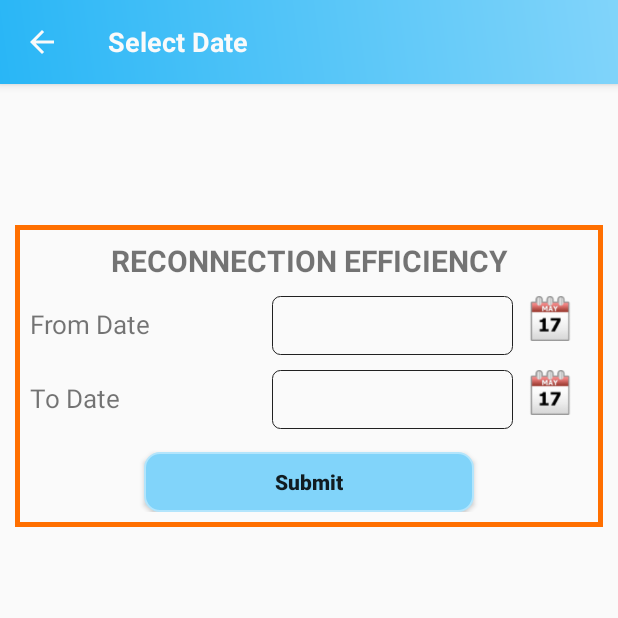
After one commit to sourav728/TRM_Discon_Recon, an Android app: the DateSelectActivity5 screen opened directly, with no data from a screen before it, on a phone screen of 412 x 824 dp, the top half of it. The commit adds this screen. Run offline under Robolectric (Android 15) with nearby library versions, the phone set to English and light mode, and no system bars; Roboto replaces fonts that are not available here.

Commit message:
Fragments converted to activities..

```diff
--- /dev/null
+++ b/Discon_Recon/src/main/java/com/example/tvd/trm_discon_recon/activities/DateSelectActivity5.java
@@ -0,0 +1,156 @@
+package com.example.tvd.trm_discon_recon.activities;
+
+import android.app.DatePickerDialog;
+import android.content.Intent;
+import android.content.SharedPreferences;
+import android.support.v7.app.AppCompatActivity;
+import android.os.Bundle;
+import android.support.v7.widget.Toolbar;
+import android.view.View;
+import android.widget.Button;
+import android.widget.DatePicker;
+import android.widget.ImageView;
+import android.widget.TextView;
+import android.widget.Toast;
+
+import com.example.tvd.trm_discon_recon.R;
+import com.example.tvd.trm_discon_recon.values.FunctionCall;
+
+import java.util.Calendar;
+import java.util.EventListener;
+
+public class DateSelectActivity5 extends AppCompatActivity {
+    TextView from_date, to_date;
+    String dd, date1, date2;
+    ImageView img_from, img_to;
+    TextView show_date1, show_date2;
+    private int day, month, year;
+    private Calendar mcalender;
+    Button report;
+    FunctionCall fcall;
+    private Toolbar toolbar;
+    TextView toolbar_text, header_text;
+    String click="";
+    @Override
+    protected void onCreate(Bundle savedInstanceState) {
+        super.onCreate(savedInstanceState);
+        setContentView(R.layout.activity_date_select5);
+
+        toolbar = (Toolbar) findViewById(R.id.my_toolbar);
+        toolbar_text = toolbar.findViewById(R.id.toolbar_title);
+        toolbar_text.setText("Select Date");
+        toolbar.setNavigationIcon(R.drawable.back);
+
+        toolbar.setNavigationOnClickListener(new View.OnClickListener() {
+            @Override
+            public void onClick(View v) {
+                finish();
+            }
+        });
+
+        from_date = (TextView) findViewById(R.id.txt_from_date);
+        to_date = (TextView)  findViewById(R.id.txt_to_dtae);
+        header_text = (TextView) findViewById(R.id.txt_header_text);
+
+        report = (Button) findViewById(R.id.btn_Report);
+        fcall = new FunctionCall();
+        img_from = (ImageView) findViewById(R.id.img_fromdate);
+        img_to = (ImageView) findViewById(R.id.img_todate);
+
+        SharedPreferences sharedPreferences = getSharedPreferences("MY_SHARED_PREF",MODE_PRIVATE);
+        click = sharedPreferences.getString("CLICK","");
+        if (click.equals("discon_efficiency"))
+            header_text.setText("DISCONNECTION EFFICIENCY");
+        else header_text.setText("RECONNECTION EFFICIENCY");
+
+            mcalender = Calendar.getInstance();
+        day = mcalender.get(Calendar.DAY_OF_MONTH);
+        year = mcalender.get(Calendar.YEAR);
+        month = mcalender.get(Calendar.MONTH);
+        img_from.setOnClickListener(new View.OnClickListener() {
+            @Override
+            public void onClick(View v) {
+                DateDialog1();
+            }
+        });
+        img_to.setOnClickListener(new View.OnClickListener() {
+            @Override
+            public void onClick(View v) {
+                DateDialog2();
+            }
+        });
+
+        report.setOnClickListener(new View.OnClickListener() {
+            @Override
+            public void onClick(View v) {
+                if (!from_date.getText().toString().equals(""))
+                {
+                    if (!to_date.getText().toString().equals(""))
+                    {
+                        if (click.equals("discon_efficiency"))
+                        {
+                            SavePreferences("DISCON_EFFICIENCY_FROM_DATE", date1);
+                            SavePreferences("DISCON_EFFICIENCY_TO_DATE", date2);
+                            Intent intent = new Intent(DateSelectActivity5.this, DisconnectionEfficiency.class);
+                            startActivity(intent);
+                        }
+                       else
+                        {
+                            SavePreferences("RECON_EFFICIENCY_FROM_DATE", date1);
+                            SavePreferences("RECON_EFFICIENCY_TO_DATE", date2);
+                            Intent intent = new Intent(DateSelectActivity5.this,ReconnectionEfficiency.class);
+                            startActivity(intent);
+                        }
+
+                    }else Toast.makeText(DateSelectActivity5.this, "Please Select To Date!!", Toast.LENGTH_SHORT).show();
+                }else Toast.makeText(DateSelectActivity5.this, "Please Select From Date!!", Toast.LENGTH_SHORT).show();
+
+            }
+        });
+    }
+
+    public void DateDialog1() {
+        DatePickerDialog.OnDateSetListener listener = new DatePickerDialog.OnDateSetListener() {
+            @Override
+            public void onDateSet(DatePicker view, int year, int month, int dayOfMonth) {
+
+                dd = (year + "-" + (month + 1) + "-" + dayOfMonth);
+                date1 = fcall.Parse_Date3(dd);
+                from_date.setText(date1);
+            }
+        };
+        DatePickerDialog dpdialog = new DatePickerDialog(this, listener, year, month, day);
+        //it will show dates upto current date
+        dpdialog.getDatePicker().setMaxDate(System.currentTimeMillis());
+        //below code will set calender min date to 30 days before from system date
+        mcalender.add(Calendar.DATE, -30);
+        dpdialog.getDatePicker().setMinDate(mcalender.getTimeInMillis());
+        dpdialog.show();
+    }
+
+    public void DateDialog2() {
+        DatePickerDialog.OnDateSetListener listener = new DatePickerDialog.OnDateSetListener() {
+            @Override
+            public void onDateSet(DatePicker view, int year, int month, int dayOfMonth) {
+
+                dd = (year + "-" + (month + 1) + "-" + dayOfMonth);
+                date2 = fcall.Parse_Date3(dd);
+                to_date.setText(date2);
+            }
+        };
+        DatePickerDialog dpdialog = new DatePickerDialog(this, listener, year, month, day);
+        //it will show dates upto current date
+        dpdialog.getDatePicker().setMaxDate(System.currentTimeMillis());
+        //below code will set calender min date to 30 days before from system date
+        mcalender.add(Calendar.DATE, -30);
+        dpdialog.getDatePicker().setMinDate(mcalender.getTimeInMillis());
+        dpdialog.show();
+    }
+
+    private void SavePreferences(String key, String value) {
+        SharedPreferences sharedPreferences = getSharedPreferences("MY_SHARED_PREF", MODE_PRIVATE);
+        SharedPreferences.Editor editor = sharedPreferences.edit();
+        editor.putString(key, value);
+        editor.commit();
+    }
+}
--- /dev/null
+++ b/Discon_Recon/src/main/res/layout/activity_date_select5.xml
@@ -0,0 +1,76 @@
+<RelativeLayout xmlns:android="http://schemas.android.com/apk/res/android"
+    android:layout_width="match_parent"
+    android:layout_height="match_parent">
+    <include layout="@layout/toolbar"/>
+    <LinearLayout
+        android:id="@+id/lin_first"
+        android:layout_width="match_parent"
+        android:layout_height="wrap_content"
+        android:layout_marginTop="150dp"
+        android:layout_marginLeft="10dp"
+        android:layout_marginRight="10dp"
+        android:background="@drawable/border_style2"
+        android:orientation="vertical">
+        <TextView
+            android:id="@+id/txt_header_text"
+            android:layout_width="match_parent"
+            android:layout_height="wrap_content"
+            android:textSize="20sp"
+            android:textStyle="bold"
+            android:gravity="center"/>
+        <LinearLayout
+            android:layout_marginTop="10dp"
+            android:layout_width="match_parent"
+            android:layout_height="wrap_content">
+            <TextView
+                android:layout_weight="1"
+                android:layout_width="match_parent"
+                android:layout_height="wrap_content"
+                android:textSize="17sp"
+                android:text="From Date"/>
+            <TextView
+                android:id="@+id/txt_from_date"
+                android:layout_width="match_parent"
+                android:layout_height="wrap_content"
+                android:background="@drawable/border_style"
+                android:layout_weight="1"/>
+            <ImageView
+                android:id="@+id/img_fromdate"
+                android:layout_width="50dp"
+                android:layout_height="30dp"
+                android:src="@drawable/calender"/>
+        </LinearLayout>
+        <LinearLayout
+            android:layout_marginTop="10dp"
+            android:layout_width="match_parent"
+            android:layout_height="wrap_content">
+            <TextView
+                android:layout_weight="1"
+                android:layout_width="match_parent"
+                android:layout_height="wrap_content"
+                android:textSize="17sp"
+                android:text="To Date"/>
+            <TextView
+                android:id="@+id/txt_to_dtae"
+                android:layout_width="match_parent"
+                android:layout_height="wrap_content"
+                android:background="@drawable/border_style"
+                android:layout_weight="1"/>
+            <ImageView
+                android:id="@+id/img_todate"
+                android:layout_width="50dp"
+                android:layout_height="30dp"
+                android:src="@drawable/calender"/>
+        </LinearLayout>
+        <Button
+            android:id="@+id/btn_Report"
+            android:layout_width="220dp"
+            android:layout_height="40dp"
+            android:layout_gravity="center"
+            android:layout_marginTop="15dp"
+            android:textAllCaps="false"
+            android:background="@drawable/mybuton"
+            android:text="Submit"
+            android:textStyle="bold" />
+    </LinearLayout>
+</RelativeLayout>
```
Also changed, not shown: Discon_Recon/src/main/AndroidManifest.xml (+32 -10 lines), Discon_Recon/src/main/java/com/example/tvd/trm_discon_recon/activities/DisconnectionEfficiency.java (added, +91 -0 lines), Discon_Recon/src/main/java/com/example/tvd/trm_discon_recon/activities/ReconnectionEfficiency.java (added, +89 -0 lines), Discon_Recon/src/main/java/com/example/tvd/trm_discon_recon/fragments/HomeFragment.java (+32 -1 lines), Discon_Recon/src/main/res/drawable/progressbar_states.xml (added, +32 -0 lines), Discon_Recon/src/main/res/layout/activity_disconnection_efficiency.xml (added, +26 -0 lines), Discon_Recon/src/main/res/layout/activity_reconnection_efficiency.xml (added, +26 -0 lines), Discon_Recon/src/main/res/layout/fragment_home.xml (+19 -1 lines).
